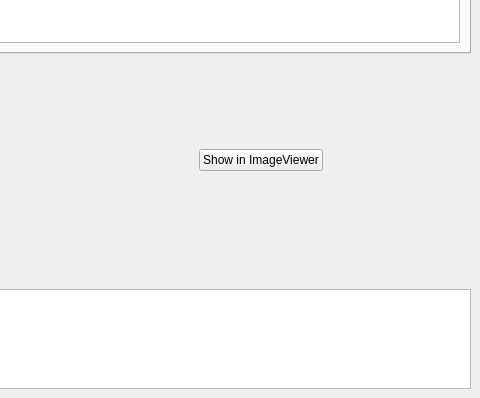
The window that kstars/tools/observinglist.ui (KDE/kstars) describes before a commit, drawn with Qt 5; both pictures show x 381 to 861 and y 252 to 650 of the 861 by 650 pixel window.
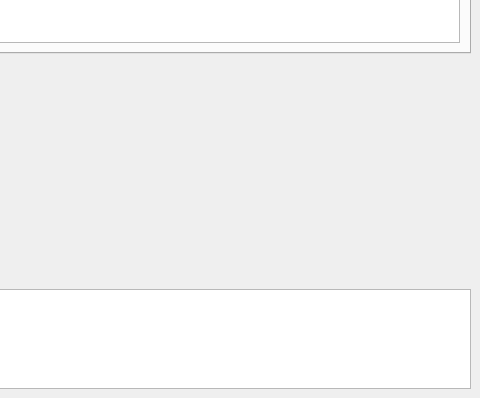
The same window after the commit. Custom widgets are drawn as their Qt base class.

Commit message: Getting rid of the "Show in Imageviewer" button by using an eventFilter.

```diff
--- a/kstars/tools/observinglist.ui
+++ b/kstars/tools/observinglist.ui
@@ -628,19 +628,6 @@
        </property>
       </widget>
      </item>
-     <item>
-      <widget class="QPushButton" name="ExpandImage">
-       <property name="sizePolicy">
-        <sizepolicy hsizetype="Fixed" vsizetype="Fixed">
-         <horstretch>0</horstretch>
-         <verstretch>0</verstretch>
-        </sizepolicy>
-       </property>
-       <property name="text">
-        <string>Show in ImageViewer</string>
-       </property>
-      </widget>
-     </item>
      <item>
       <spacer name="horizontalSpacer">
        <property name="orientation">
```
The commit also changes 2 other files.
